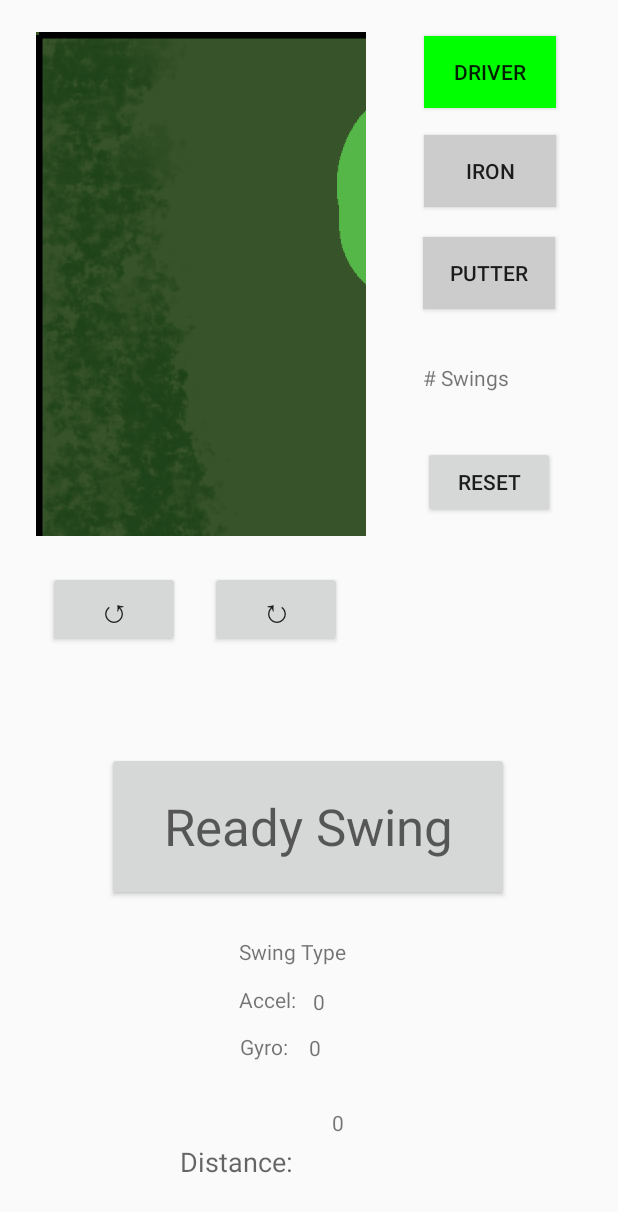
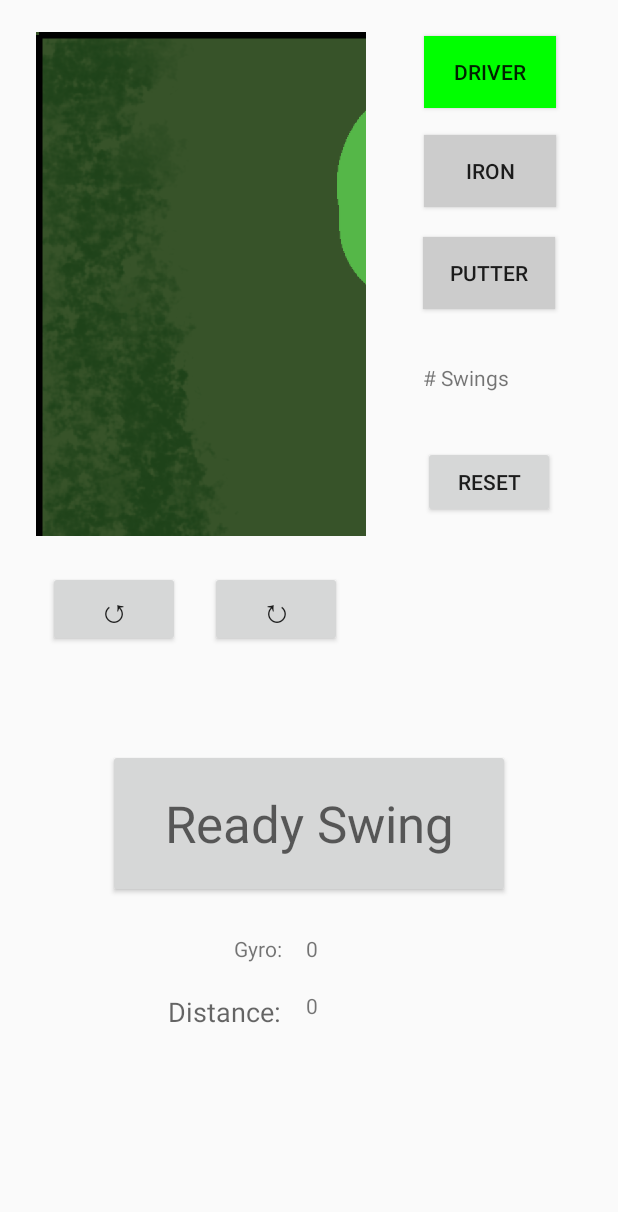
Before and after one commit to townsenb/LiveGolf, an Android app: the GameActivity screen opened directly, with no data from a screen before it, on a phone screen of 412 x 824 dp. Shown: the top 1212 px of the screen. Run offline under Robolectric (Android 15) with nearby library versions, the phone set to English and light mode, and no system bars.

Commit message:
improved swing angle, added how-to screen

```diff
--- a/app/src/main/java/com/example/livegolf/DrawView.java
+++ b/app/src/main/java/com/example/livegolf/DrawView.java
@@ -1,7 +1,6 @@
 package com.example.livegolf;
 
 import android.content.Context;
-import android.content.res.Resources;
 import android.graphics.Bitmap;
 import android.graphics.BitmapFactory;
 import android.graphics.Canvas;
@@ -10,13 +9,12 @@ import android.graphics.Paint;
 import android.util.AttributeSet;
 import android.view.View;
 
-
+import java.util.ArrayList;
 
 
 public class DrawView extends View {
 
-    private Canvas canvas;
-    private Paint paint = new Paint();
+    private Paint playerPaint = new Paint();
 
     public int angle = 0;
     private int width = 770;
@@ -26,15 +24,21 @@ public class DrawView extends View {
     private int x = teeX;
     private int y = teeY;
 
+    private ArrayList<Integer> xArray;
+    private ArrayList<Integer> yArray;
+
     Bitmap background;
 
     private void init() {
         Bitmap orig = BitmapFactory.decodeResource(getResources(),R.drawable.golfcourse);
         background = Bitmap.createScaledBitmap(
                 orig, 770, 1175, false);
-        paint.setColor(Color.WHITE);
-        paint.setStrokeWidth(5);
-        paint.setAntiAlias(true);
+        playerPaint.setColor(Color.WHITE);
+        playerPaint.setStrokeWidth(5);
+        playerPaint.setAntiAlias(true);
+
+        xArray = new ArrayList<Integer>();
+        yArray = new ArrayList<Integer>();
     }
 
     public DrawView(Context context) {
@@ -54,11 +58,11 @@ public class DrawView extends View {
 
     @Override
     public void onDraw(Canvas canvas) {
-        this.canvas = canvas;
         canvas.drawBitmap(background,0,0,null);
-        canvas.drawLine(x,y,width/2+angle,0,paint);
-        canvas.drawCircle(x,y,7,paint);
-        paint.setAntiAlias(true);
+        canvas.drawLine(x,y,x+angle,0, playerPaint);
+        canvas.drawCircle(x,y,7, playerPaint);
+        playerPaint.setAntiAlias(true);
+        drawHistory(canvas);
         drawBorders(canvas);
     }
 
@@ -69,12 +73,31 @@ public class DrawView extends View {
     public void updatePosition(int x, int y){
         this.x = x;
         this.y = y;
+        xArray.add(x);
+        yArray.add(y);
     }
 
     public void resetHole(){
         angle = 0;
         x = teeX;
         y = teeY;
+        xArray.clear();
+        yArray.clear();
+        xArray.add(x);
+        yArray.add(y);
+    }
+
+    private void drawHistory(Canvas canvas){
+        Paint historyPaint = new Paint();
+        historyPaint.setColor(Color.GRAY);
+        historyPaint.setStrokeWidth(3);
+        historyPaint.setAntiAlias(true);
+
+        if(xArray.size() >=2){
+            for(int i=1;i<xArray.size();i++){
+                canvas.drawLine(xArray.get(i-1),yArray.get(i-1),xArray.get(i),yArray.get(i),historyPaint);
+            }
+        }
     }
 
     private void drawBorders(Canvas canvas){
--- a/app/src/main/java/com/example/livegolf/GameActivity.java
+++ b/app/src/main/java/com/example/livegolf/GameActivity.java
@@ -29,6 +29,7 @@ public class GameActivity extends AppCompatActivity {
     private final int Y = 1;
     private final int Z = 2;
 
+    private int middle = 335;
     private int teeX = 383;
     private int teeY = 1045;
     private int holeX = 423;
@@ -44,7 +45,6 @@ public class GameActivity extends AppCompatActivity {
     private Sensor accel;
     private Sensor gyro;
 
-    private TextView accelVal_text;
     private TextView gyroVal_text;
 
     private TextView distance;
@@ -55,7 +55,6 @@ public class GameActivity extends AppCompatActivity {
     private double accelMax = 0;
 
     private Button swing_btn;
-    private TextView swing_type;
 
     private Button drive_btn;
     private Button iron_btn;
@@ -88,6 +87,7 @@ public class GameActivity extends AppCompatActivity {
 
         map = findViewById(R.id.mapView);
         map.setBackgroundColor(Color.GRAY);
+        map.resetHole();
 
         sensorManager = (SensorManager) getSystemService(Context.SENSOR_SERVICE);
         accel = sensorManager.getDefaultSensor(Sensor.TYPE_ACCELEROMETER);
@@ -96,7 +96,6 @@ public class GameActivity extends AppCompatActivity {
         sensorManager.registerListener(accelerometerListener, accel , SensorManager.SENSOR_DELAY_GAME);
         sensorManager.registerListener(gyroscopeListener, gyro , SensorManager.SENSOR_DELAY_GAME);
 
-        accelVal_text = findViewById(R.id.acc_val);
         gyroVal_text = findViewById(R.id.gyro_val);
         swingTextView = findViewById(R.id.swingCountTextView);
 
@@ -130,8 +129,6 @@ public class GameActivity extends AppCompatActivity {
         right_btn = findViewById(R.id.right_btn);
 
         reset_btn = findViewById(R.id.reset_btn);
-
-        swing_type = findViewById(R.id.Swing_pos);
 
         //Button listeners
         swing_btn.setOnClickListener(new View.OnClickListener(){
@@ -251,6 +248,7 @@ public class GameActivity extends AppCompatActivity {
     };
 
 
+
     private double calculateDistance(double power){
         double clubConst = 1;
         power = Math.abs(power);
@@ -259,7 +257,7 @@ public class GameActivity extends AppCompatActivity {
             return sigmoid(power,0.45) * clubConst;
         }
         if(ironSelected){
-            clubConst = 100;
+            clubConst = 85;
             return sigmoid(power,0.8) * clubConst;
         }
         if(putterSelected) {
@@ -336,8 +334,6 @@ public class GameActivity extends AppCompatActivity {
         vibrate(25,255);
         windup_lock = false;
         drive = iron = putt = false;
-        swing_type.setText("make a swing");
-        accelVal_text.setText("0");
         gyroVal_text.setText("0");
         distance.setText("0 yards");
     }
@@ -360,14 +356,16 @@ public class GameActivity extends AppCompatActivity {
 
 
     private void makeSwing(){
-        x += angleOffset/3;
+        double dist = (calculateDistance(accelMax) * pixelsToYards);
+        double angleConst = 0.001;
+        x += (dist * angleOffset * angleConst);
         y -= (int) (calculateDistance(accelMax) * pixelsToYards);
         map.updatePosition(x,y);
         map.invalidate();
         swingCount++;
         swingTextView.setText(String.valueOf(swingCount));
 
-        if(getDistanceTo(x,y,holeX,holeY) <= 25){
+        if(getDistanceTo(x,y,holeX,holeY) <= 25 && swingCount <= 7){
             //Win condition
             hole_sound.start();
             gotoWinScreen(swingCount);
@@ -375,12 +373,13 @@ public class GameActivity extends AppCompatActivity {
             //out of bounds
             fail_sound.start();
             gotoWinScreen(-1);
-        }else if(swingCount >= 8){
+        }else if(swingCount > 7){
             //too many swings
             fail_sound.start();
             gotoWinScreen(-2);
         }
     }
+
 
     private void gotoWinScreen(int code){
         Intent intent = new Intent(GameActivity.this, WinActivity.class);
@@ -399,8 +398,6 @@ public class GameActivity extends AppCompatActivity {
     }
 
     private void displaySwingInfo(String type, double accel, double gyro, double max){
-        swing_type.setText(type+ " - max: " + new DecimalFormat("#.##").format(max));
-        accelVal_text.setText(new DecimalFormat("#.##").format(accel));
         gyroVal_text.setText(new DecimalFormat("#.##").format(gyro));
         distance.setText(new DecimalFormat("#.##").format(calculateDistance(max)) + " yards");
     }
--- a/app/src/main/res/layout/activity_game.xml
+++ b/app/src/main/res/layout/activity_game.xml
@@ -11,29 +11,14 @@
         android:layout_width="268dp"
         android:layout_height="99dp"
         android:layout_marginStart="162dp"
-        android:layout_marginTop="24dp"
+        android:layout_marginTop="68dp"
         android:layout_marginEnd="162dp"
-        android:layout_marginBottom="178dp"
         android:text="Ready Swing"
         android:textAppearance="@style/TextAppearance.AppCompat.Display1"
-        app:layout_constraintBottom_toBottomOf="parent"
         app:layout_constraintEnd_toEndOf="parent"
-        app:layout_constraintHorizontal_bias="0.506"
+        app:layout_constraintHorizontal_bias="0.502"
         app:layout_constraintStart_toStartOf="parent"
         app:layout_constraintTop_toBottomOf="@+id/right_btn" />
-
-    <TextView
-        android:id="@+id/Swing_pos"
-        android:layout_width="206dp"
-        android:layout_height="22dp"
-        android:layout_marginStart="159dp"
-        android:layout_marginTop="24dp"
-        android:layout_marginEnd="180dp"
-        android:text="Swing Type"
-        app:layout_constraintEnd_toEndOf="parent"
-        app:layout_constraintHorizontal_bias="0.0"
-        app:layout_constraintStart_toStartOf="parent"
-        app:layout_constraintTop_toBottomOf="@+id/Swing_btn" />
 
     <Button
         android:id="@+id/Iron_btn"
@@ -56,55 +41,33 @@
         app:layout_constraintTop_toBottomOf="@+id/Iron_btn" />
 
     <TextView
-        android:id="@+id/textView8"
-        android:layout_width="wrap_content"
-        android:layout_height="wrap_content"
-        android:layout_marginStart="159dp"
-        android:layout_marginTop="10dp"
-        android:text="Accel:"
-        app:layout_constraintStart_toStartOf="parent"
-        app:layout_constraintTop_toBottomOf="@+id/Swing_pos" />
-
-    <TextView
-        android:id="@+id/acc_val"
-        android:layout_width="wrap_content"
-        android:layout_height="wrap_content"
-        android:layout_marginStart="11dp"
-        android:layout_marginTop="11dp"
-        android:text="0"
-        app:layout_constraintStart_toEndOf="@+id/textView8"
-        app:layout_constraintTop_toBottomOf="@+id/Swing_pos" />
-
-    <TextView
         android:id="@+id/textView10"
         android:layout_width="wrap_content"
         android:layout_height="wrap_content"
-        android:layout_marginStart="160dp"
-        android:layout_marginTop="12dp"
+        android:layout_marginStart="156dp"
+        android:layout_marginTop="24dp"
         android:text="Gyro:"
         app:layout_constraintStart_toStartOf="parent"
-        app:layout_constraintTop_toBottomOf="@+id/textView8" />
+        app:layout_constraintTop_toBottomOf="@+id/Swing_btn" />
 
     <TextView
         android:id="@+id/gyro_val"
-        android:layout_width="wrap_content"
-        android:layout_height="wrap_content"
-        android:layout_marginStart="14dp"
-        android:layout_marginTop="11dp"
+        android:layout_width="21dp"
+        android:layout_height="18dp"
+        android:layout_marginStart="16dp"
+        android:layout_marginTop="24dp"
         android:text="0"
         app:layout_constraintStart_toEndOf="@+id/textView10"
-        app:layout_constraintTop_toBottomOf="@+id/acc_val" />
+        app:layout_constraintTop_toBottomOf="@+id/Swing_btn" />
 
     <TextView
         android:id="@+id/textView12"
         android:layout_width="wrap_content"
         android:layout_height="wrap_content"
-        android:layout_marginStart="120dp"
-        android:layout_marginTop="32dp"
-        android:layout_marginBottom="15dp"
+        android:layout_marginStart="112dp"
+        android:layout_marginTop="20dp"
         android:text="Distance: "
         android:textAppearance="@style/TextAppearance.AppCompat.Medium"
-        app:layout_constraintBottom_toBottomOf="parent"
         app:layout_constraintStart_toStartOf="parent"
         app:layout_constraintTop_toBottomOf="@+id/textView10" />
 
@@ -112,11 +75,11 @@
         android:id="@+id/distance"
         android:layout_width="181dp"
         android:layout_height="27dp"
-        android:layout_marginStart="21dp"
-        android:layout_marginTop="92dp"
+        android:layout_marginStart="12dp"
+        android:layout_marginTop="20dp"
         android:text="0"
         app:layout_constraintStart_toEndOf="@+id/textView12"
-        app:layout_constraintTop_toBottomOf="@+id/Swing_pos" />
+        app:layout_constraintTop_toBottomOf="@+id/gyro_val" />
 
     <Button
         android:id="@+id/Drive_btn"
```
Also changed, not shown: app/src/main/java/com/example/livegolf/HelpActivity.java (+14 -0 lines), app/src/main/res/layout/activity_help.xml (+58 -5 lines), app/src/main/res/layout/activity_main.xml (+10 -0 lines).
